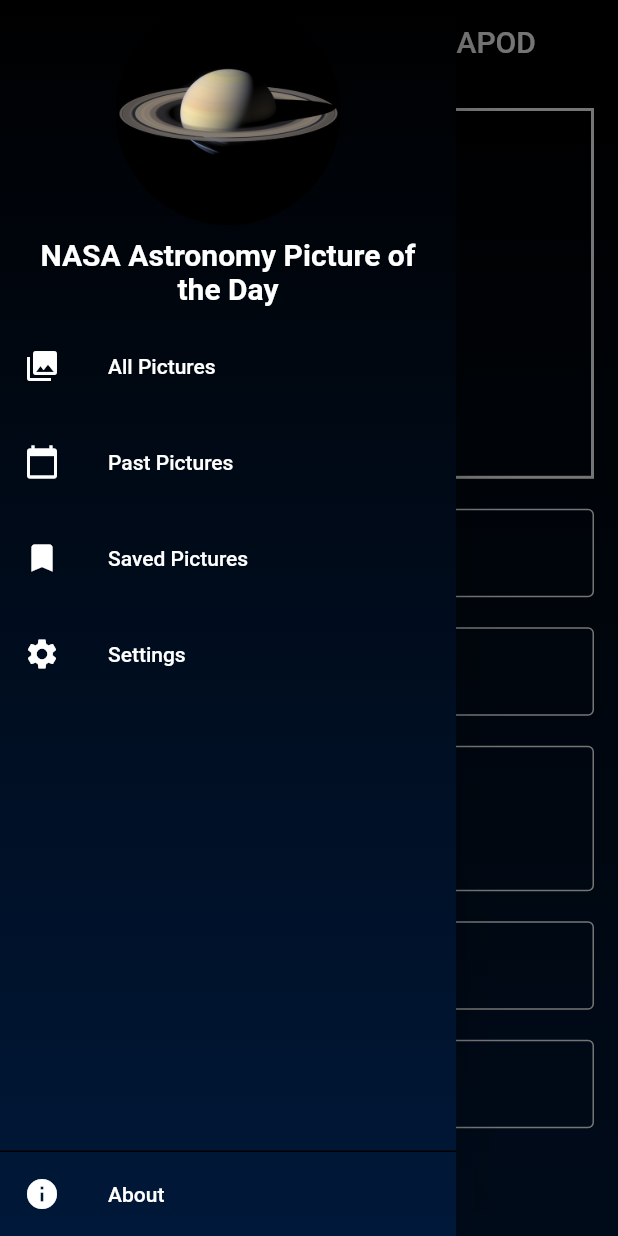
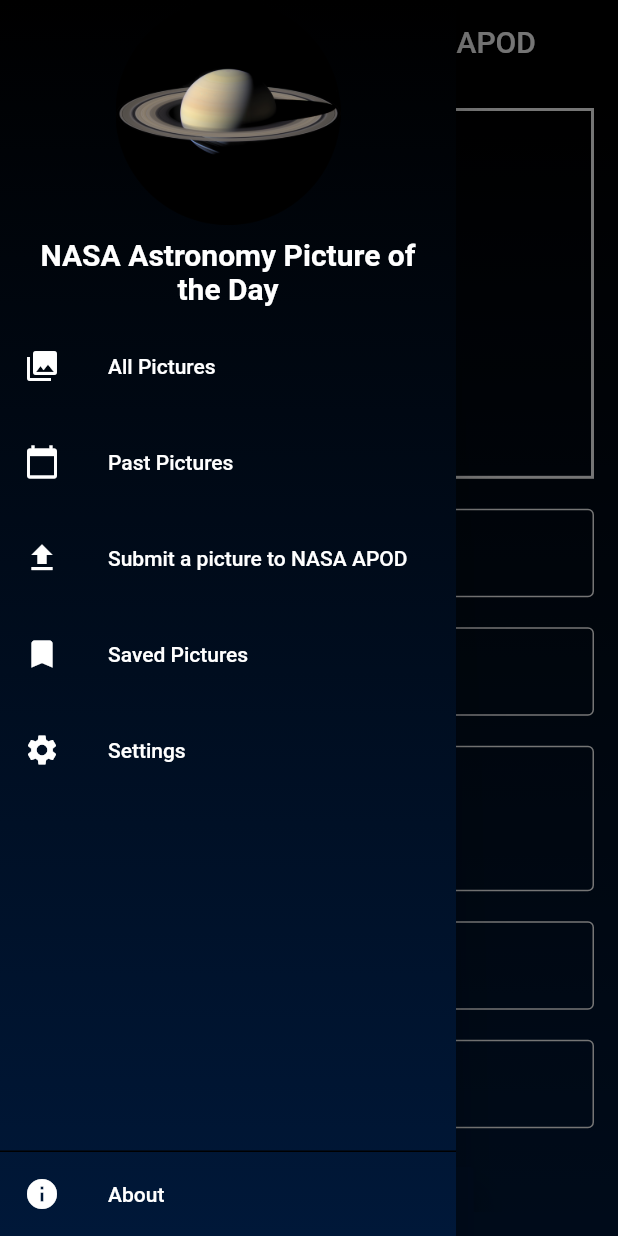
Before and after one commit to ApoorvaAditya/nasa-apod-app, a Flutter app: the SubmitScreen screen opened by its route, with the side drawer open, on a phone screen of 412 x 824 dp. Run offline on Flutter 3.47's test engine with Material 2 defaults, Android fonts, the phone set to English and light mode, and no system bars; our stand-ins replace connectivity, date_format, extended_image, flutter_cache_manager, flutter_widget_from_html, hive and 7 more; missing offline and left inert: app_review, flutter_email_sender, image_save, wallpaper_manager; accounts and stored records are empty; generated files the repository leaves out were written again; network calls fail.

Commit message:
added submit screen

```diff
--- a/lib/widgets/app_drawer.dart
+++ b/lib/widgets/app_drawer.dart
@@ -48,12 +48,12 @@ class AppDrawer extends StatelessWidget {
               prevScreen: prevScreen,
               routeName: PastPicturesScreen.routeName,
             ),
-            // DrawerListItem(
-            //   icon: Icons.file_upload,
-            //   title: Strings.submitScreenTitle,
-            //   prevScreen: prevScreen,
-            //   routeName: SubmitScreen.routeName,
-            // ),
+            DrawerListItem(
+              icon: Icons.file_upload,
+              title: Strings.submitScreenTitle,
+              prevScreen: prevScreen,
+              routeName: SubmitScreen.routeName,
+            ),
             DrawerListItem(
               icon: Icons.bookmark,
               title: Strings.savedScreenTitle,
--- a/pubspec.yaml
+++ b/pubspec.yaml
@@ -23,7 +23,6 @@ dependencies:
   flutter_widget_from_html: ^0.4.1
   extended_image: ^0.9.0
   connectivity: ^0.4.8
-  dio: ^3.0.9
   wallpaper_manager: ^1.0.7
   flutter_cache_manager: ^1.4.1
   hive: ^1.4.1+1
@@ -34,6 +33,7 @@ dependencies:
   scroll_to_index: ^1.0.6
   liquid_pull_to_refresh: ^2.0.0
   app_review: ^1.1.2
+  background_fetch: ^0.6.0
 
 dev_dependencies:
   lint: ^1.0.0
```
Also changed, not shown: lib/screens/submit_screen.dart (+32 -4 lines), pubspec.lock, 3 other files.
